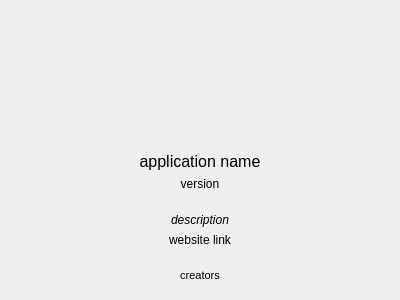
Old version of the form aboutdialog/aboutdialog.ui in the repository Martchus/qtutilities.
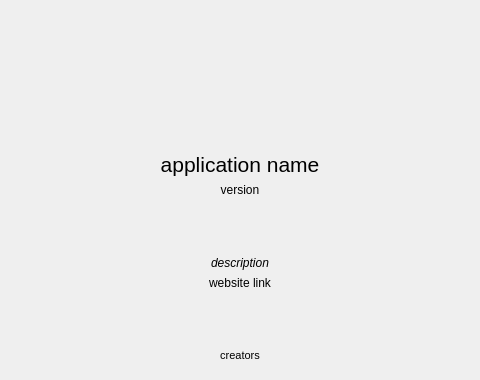
New version of the form.

Commit message: Improve appearance of about dialog

```diff
--- a/aboutdialog/aboutdialog.ui
+++ b/aboutdialog/aboutdialog.ui
@@ -2,14 +2,6 @@
 <ui version="4.0">
  <class>Dialogs::AboutDialog</class>
  <widget class="QDialog" name="Dialogs::AboutDialog">
-  <property name="geometry">
-   <rect>
-    <x>0</x>
-    <y>0</y>
-    <width>400</width>
-    <height>300</height>
-   </rect>
-  </property>
   <property name="sizePolicy">
    <sizepolicy hsizetype="Preferred" vsizetype="Preferred">
     <horstretch>43</horstretch>
@@ -18,14 +10,14 @@
   </property>
   <property name="minimumSize">
    <size>
-    <width>400</width>
-    <height>300</height>
+    <width>480</width>
+    <height>380</height>
    </size>
   </property>
   <property name="maximumSize">
    <size>
-    <width>400</width>
-    <height>300</height>
+    <width>480</width>
+    <height>380</height>
    </size>
   </property>
   <property name="windowTitle">
@@ -120,7 +112,7 @@
             </sizepolicy>
            </property>
            <property name="styleSheet">
-            <string notr="true">font-size: 12pt;</string>
+            <string notr="true">font-size: 16pt;</string>
            </property>
            <property name="frameShape">
             <enum>QFrame::NoFrame</enum>
@@ -195,6 +187,9 @@
            <property name="alignment">
             <set>Qt::AlignCenter</set>
            </property>
+           <property name="wordWrap">
+            <bool>true</bool>
+           </property>
            <property name="openExternalLinks">
             <bool>true</bool>
            </property>
@@ -233,6 +228,9 @@
            <property name="alignment">
             <set>Qt::AlignCenter</set>
            </property>
+           <property name="wordWrap">
+            <bool>true</bool>
+           </property>
            <property name="openExternalLinks">
             <bool>true</bool>
            </property>
```
